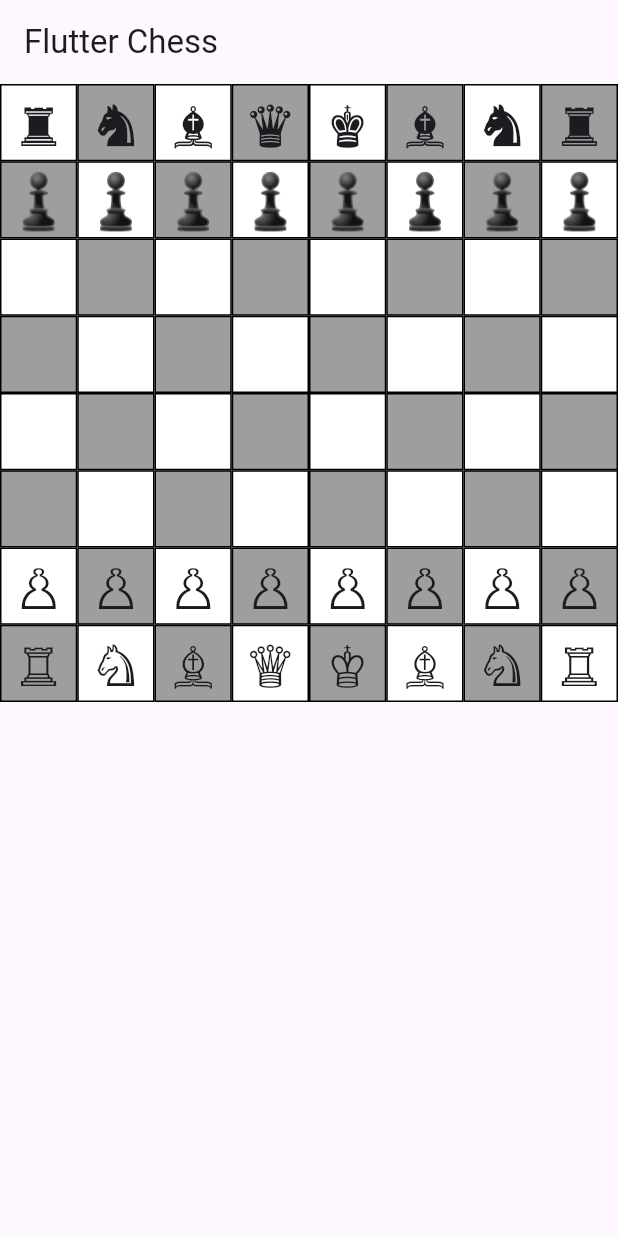
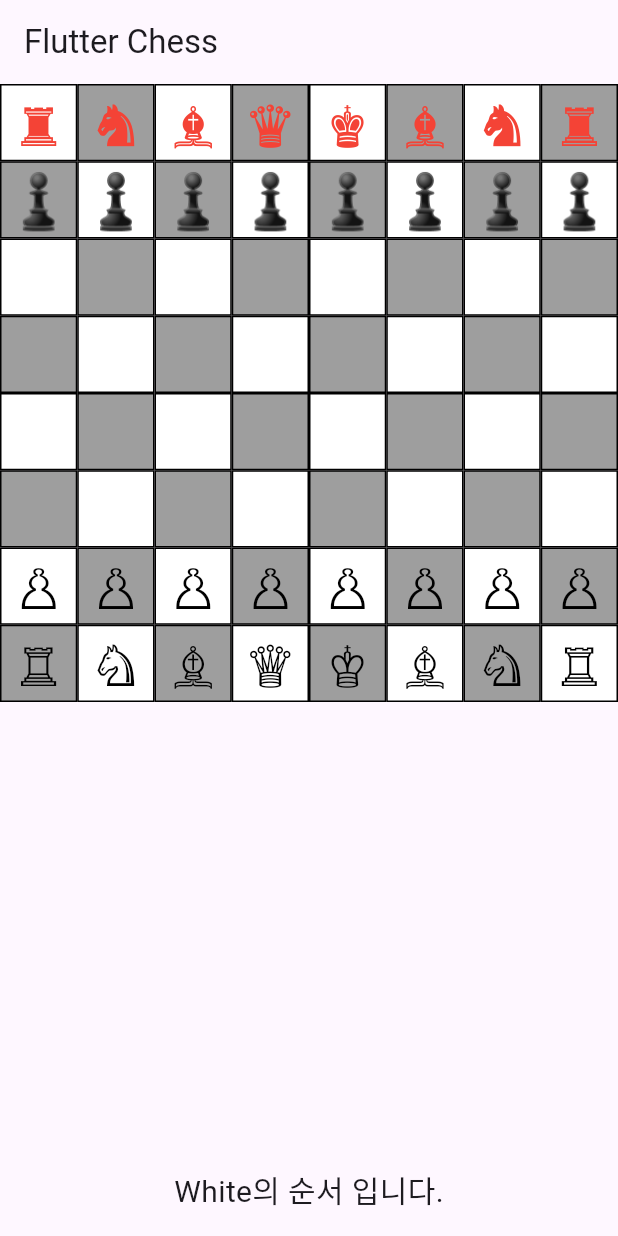
Before and after one commit to redspy/flutter_chess, a Flutter app: the screen it shows after launch, on a phone screen of 412 x 824 dp. Run offline on Flutter 3.47's test engine with Material 3 defaults, Android fonts, the phone set to English and light mode, and no system bars.

Commit message:
자신의 턴에만 말을 움직일 수 있도록 함

```diff
--- a/lib/controllers/chess_game_controller.dart
+++ b/lib/controllers/chess_game_controller.dart
@@ -1,7 +1,9 @@
 import '../models/chess_board.dart';
+import '../models/chess_piece.dart';
 
 class ChessGameController {
   ChessBoard chessBoard;
+  String currentTurn = 'White'; // 현재 턴: White부터 시작
   int? selectedX;
   int? selectedY;
 
@@ -9,17 +11,28 @@ class ChessGameController {
 
   // 말 선택 및 이동 로직
   void onTap(int x, int y) {
-    if (selectedX == null || selectedY == null) {
-      // 말 선택
-      if (chessBoard.board[y][x] != null) {
+    ChessPiece? piece = chessBoard.board[y][x];
+
+    // 현재 턴인 말만 선택 가능
+    if (selectedX == null && selectedY == null) {
+      if (piece != null && piece.color == currentTurn) {
+        // 선택된 말
         selectedX = x;
         selectedY = y;
       }
     } else {
-      // 말 이동
+      // 선택된 말이 있는 상태에서 다른 칸을 클릭하면 이동
       chessBoard.movePiece(selectedX!, selectedY!, x, y);
       selectedX = null;
       selectedY = null;
+
+      // 턴을 흑과 백으로 교체
+      currentTurn = (currentTurn == 'White') ? 'Black' : 'White';
     }
   }
+
+  // 선택된 말 여부 확인
+  bool isPieceSelected(int x, int y) {
+    return selectedX == x && selectedY == y;
+  }
 }
--- a/lib/main.dart
+++ b/lib/main.dart
@@ -40,6 +40,7 @@ class _ChessGamePageState extends State<ChessGamePage> {
       ),
       body: ChessBoardView(
         chessBoard: chessBoard,
+        gameController: gameController,
         onPieceTap: (x, y) {
           setState(() {
             gameController.onTap(x, y);
--- a/lib/views/chess_board_view.dart
+++ b/lib/views/chess_board_view.dart
@@ -1,22 +1,33 @@
 import 'package:flutter/material.dart';
 import '../models/chess_board.dart';
 import '../models/chess_piece.dart';
+import '../controllers/chess_game_controller.dart';
 
 class ChessBoardView extends StatelessWidget {
   final ChessBoard chessBoard;
+  final ChessGameController gameController;
   final Function(int x, int y) onPieceTap;
 
-  ChessBoardView({required this.chessBoard, required this.onPieceTap});
+  ChessBoardView(
+      {required this.chessBoard,
+      required this.gameController,
+      required this.onPieceTap});
 
   @override
   Widget build(BuildContext context) {
-    return GridView.builder(
+    return Column(
+      children: [
+        Expanded(
+          child: GridView.builder(
             gridDelegate:
                 SliverGridDelegateWithFixedCrossAxisCount(crossAxisCount: 8),
             itemBuilder: (context, index) {
               int x = index % 8;
               int y = index ~/ 8;
-        ChessPiece? piece = chessBoard.board[y][x]; // y, x 좌표 순서를 맞춰줍니다.
+              ChessPiece? piece = chessBoard.board[y][x];
+              bool isSelected =
+                  gameController.isPieceSelected(x, y); // 선택된 말 여부 확인
+
               return GestureDetector(
                 onTap: () => onPieceTap(x, y),
                 child: Container(
@@ -27,8 +38,16 @@ class ChessBoardView extends StatelessWidget {
                   child: Center(
                     child: piece != null
                         ? Text(
-                      piece.symbol, // 체스말 이모티콘으로 표시
-                      style: TextStyle(fontSize: 36),
+                            piece.symbol,
+                            style: TextStyle(
+                              fontSize: 36,
+                              fontWeight: isSelected
+                                  ? FontWeight.bold
+                                  : FontWeight.normal, // 선택된 말 강조
+                              color: piece.color == 'White'
+                                  ? Colors.black
+                                  : Colors.red, // 말 색상
+                            ),
                           )
                         : Container(),
                   ),
@@ -36,6 +55,16 @@ class ChessBoardView extends StatelessWidget {
               );
             },
             itemCount: 64,
+          ),
+        ),
+        Padding(
+          padding: const EdgeInsets.all(16.0),
+          child: Text(
+            '${gameController.currentTurn}의 순서 입니다.', // 현재 턴 표시
+            style: TextStyle(fontSize: 20),
+          ),
+        ),
+      ],
     );
   }
 }
```
Lines whose indentation alone changed are shown as unchanged.
